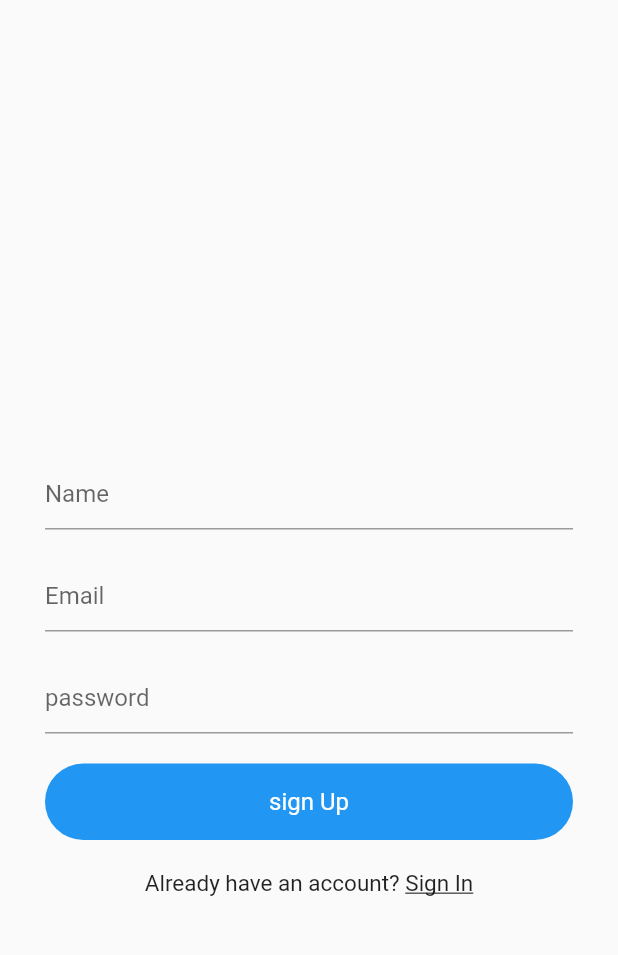
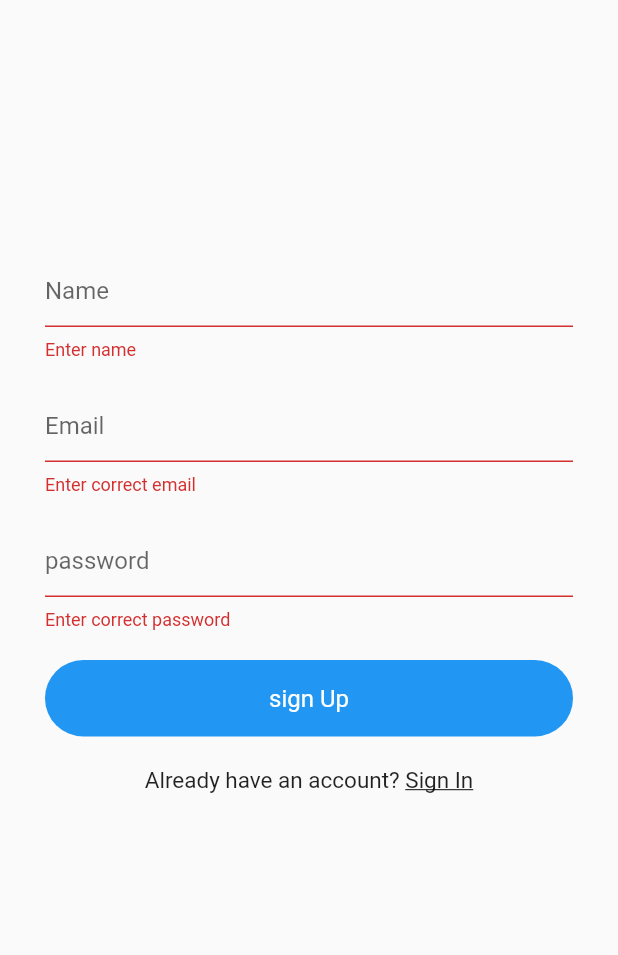
Before and after one commit to jishin/quiz_maker, a Flutter app: the screen it shows after launch, after a tap on "sign Up", on a phone screen of 412 x 824 dp, the part 84-1039 px from its top. Run offline on Flutter 3.47's test engine with Material 2 defaults, Android fonts, the phone set to English and light mode, and no system bars; our stand-ins replace firebase_auth, firebase_core; accounts and stored records are empty.

Commit message:
Quiz maker app

```diff
--- a/lib/main.dart
+++ b/lib/main.dart
@@ -1,8 +1,11 @@
 import 'package:flutter/material.dart';
 import 'package:quiz_maker/views/sign_in.dart';
 import 'package:quiz_maker/views/sign_up.dart';
+import 'package:firebase_core/firebase_core.dart';
 
-void main() {
+void main() async{
+  WidgetsFlutterBinding.ensureInitialized();
+  await Firebase.initializeApp();
   runApp(MyApp());
 }
 
--- /dev/null
+++ b/lib/models/user.dart
@@ -0,0 +1,4 @@
+class UsersId{
+  String uid;
+  UsersId({this.uid});
+}
--- a/lib/views/sign_up.dart
+++ b/lib/views/sign_up.dart
@@ -1,5 +1,7 @@
 import 'package:flutter/material.dart';
 import 'package:flutter/widgets.dart';
+import 'package:quiz_maker/services/auth.dart';
+import 'package:quiz_maker/views/home.dart';
 import 'package:quiz_maker/views/sign_in.dart';
 import 'package:quiz_maker/widgets/widget.dart';
 
@@ -11,6 +13,27 @@ class SignUp extends StatefulWidget {
 class _SignUpState extends State<SignUp> {
   final _formKey = GlobalKey<FormState>();
   String email, password, name;
+  AuthService authService = new AuthService();
+  bool _isLoading=false;
+
+  signUp() async{
+    if(_formKey.currentState.validate()){
+
+      setState(() {
+        _isLoading=true;
+      });
+      await authService.signUpEmailAndPassword(email, password).then((value){
+        if(value!=null){
+          setState(() {
+            _isLoading=false;
+          });
+          Navigator.pushReplacement((context), MaterialPageRoute(builder: (context)=>Home()));
+        }
+      });
+
+
+    }
+  }
 
   @override
   Widget build(BuildContext context) {
@@ -21,14 +44,22 @@ class _SignUpState extends State<SignUp> {
         elevation: 0,
         brightness: Brightness.light,
       ),
-      body: Form(
+      body:_isLoading ? Container(
+        child: Center(
+          child: CircularProgressIndicator(),
+        ),
+      ) : Form(
         key: _formKey,
+        child: SingleChildScrollView(
+          child: Container(
+            padding: EdgeInsets.fromLTRB(0, 150, 0, 0),
+            alignment: Alignment.bottomCenter,
             child: Container(
               //color: Colors.blue,
               margin: EdgeInsets.symmetric(vertical: 20, horizontal: 30),
               child: Column(
                 children: [
-              Spacer(),
+                  //Spacer(),
                   TextFormField(
                     validator: (val){
                       return val.isEmpty ?  "Enter name" : null;
@@ -54,6 +85,7 @@ class _SignUpState extends State<SignUp> {
                   ),
                   SizedBox(height: 20,),
                   TextFormField(
+                    obscureText: true,
                     validator: (val){
                       return val.isEmpty ?  "Enter correct password" : null;
                     },
@@ -61,13 +93,13 @@ class _SignUpState extends State<SignUp> {
                       hintText: "password",
                     ),
                     onChanged: (val){
-                  email = val;
+                      password = val;
                     },
                   ),
                   SizedBox(height: 20,),
                   GestureDetector(
                     onTap: (){
-
+                      signUp();
                     },
                     child: Container(
                       padding: EdgeInsets.symmetric(vertical: 16),
@@ -108,6 +140,8 @@ class _SignUpState extends State<SignUp> {
               ),
             ),
           ),
+        ),
+      ),
     );
   }
 }
```
Also changed, not shown: lib/services/auth.dart (+41 -0 lines), lib/views/home.dart (+13 -0 lines), lib/views/sign_in.dart (+69 -4 lines), pubspec.yaml (+4 -3 lines), pubspec.lock, 1 other file. Lines whose indentation alone changed are shown as unchanged.
